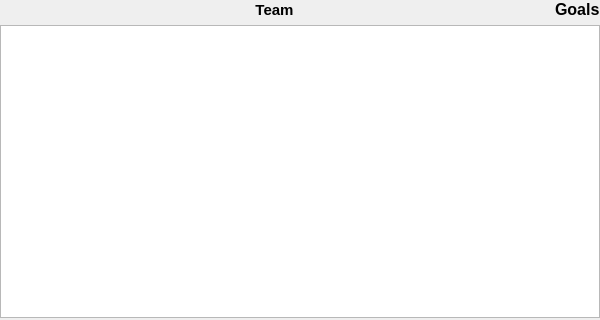
Above: src/home/football/Team.ui from heimdallr/football before the change; both pictures show x 0 to 600 and y 0 to 320 of the 600 by 642 pixel window. Below: the same form after it.
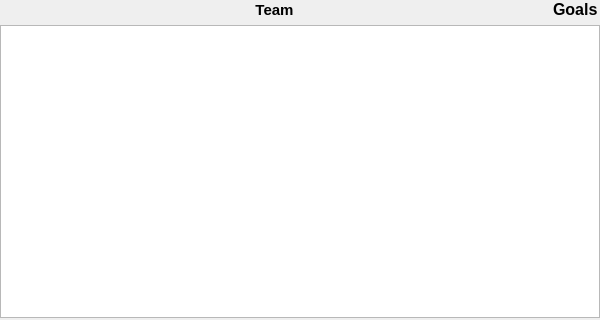
That is the form after the change.

Commit message: Косметика

The edit to the form file:
```diff
--- a/src/home/football/Team.ui
+++ b/src/home/football/Team.ui
@@ -28,6 +28,12 @@
    </property>
    <item>
     <layout class="QHBoxLayout" name="topLayout">
+     <property name="leftMargin">
+      <number>2</number>
+     </property>
+     <property name="rightMargin">
+      <number>2</number>
+     </property>
      <item>
       <widget class="QLabel" name="teamName">
        <property name="sizePolicy">
```
The commit also changes 1 other file.
